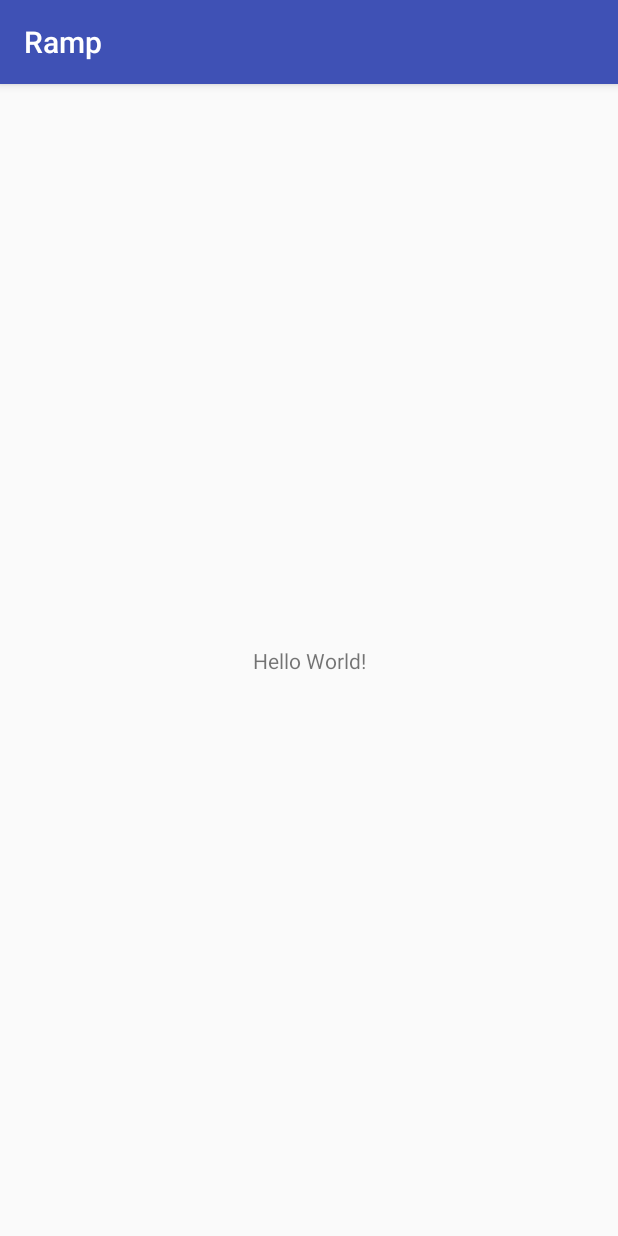
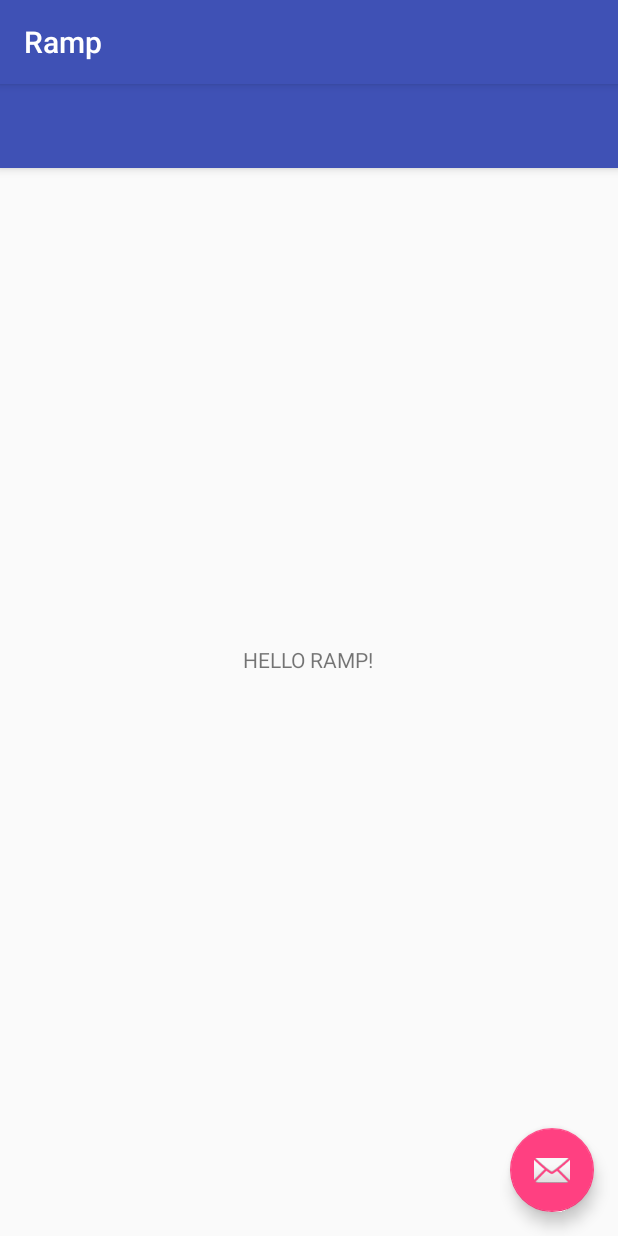
Before and after one commit to jchebert23/RAMP, an Android app: the screen it shows after launch (MainActivity), on a phone screen of 412 x 824 dp. Run offline under Robolectric (Android 15) with nearby library versions, the phone set to English and light mode, and no system bars.

Commit message:
created folder organization

```diff
--- a/app/build.gradle
+++ b/app/build.gradle
@@ -5,7 +5,7 @@ android {
     buildToolsVersion "26.0.1"
     defaultConfig {
         applicationId "com.example.gabrielsaruhashi.ramp"
-        minSdkVersion 15
+        minSdkVersion 19
         targetSdkVersion 26
         versionCode 1
         versionName "1.0"
@@ -26,5 +26,6 @@ dependencies {
     })
     compile 'com.android.support:appcompat-v7:26.+'
     compile 'com.android.support.constraint:constraint-layout:1.0.2'
+    compile 'com.android.support:design:26.+'
     testCompile 'junit:junit:4.12'
 }
--- a/app/src/main/AndroidManifest.xml
+++ b/app/src/main/AndroidManifest.xml
@@ -16,6 +16,10 @@
                 <category android:name="android.intent.category.LAUNCHER" />
             </intent-filter>
         </activity>
+        <activity
+            android:name=".helpers.BaseActivity"
+            android:label="@string/title_activity_base"
+            android:theme="@style/AppTheme.NoActionBar" />
     </application>
 
 </manifest>
--- a/app/src/main/java/com/example/gabrielsaruhashi/ramp/MainActivity.java
+++ b/app/src/main/java/com/example/gabrielsaruhashi/ramp/MainActivity.java
@@ -1,9 +1,10 @@
 package com.example.gabrielsaruhashi.ramp;
 
-import android.support.v7.app.AppCompatActivity;
 import android.os.Bundle;
 
-public class MainActivity extends AppCompatActivity {
+import com.example.gabrielsaruhashi.ramp.helpers.BaseActivity;
+
+public class MainActivity extends BaseActivity {
 
     @Override
     protected void onCreate(Bundle savedInstanceState) {
--- /dev/null
+++ b/app/src/main/java/com/example/gabrielsaruhashi/ramp/helpers/BaseActivity.java
@@ -0,0 +1,24 @@
+package com.example.gabrielsaruhashi.ramp.helpers;
+
+import android.os.Bundle;
+import android.support.v7.app.AppCompatActivity;
+import android.support.v7.widget.Toolbar;
+
+import com.example.gabrielsaruhashi.ramp.R;
+
+public class BaseActivity extends AppCompatActivity {
+
+    protected final void onCreate(Bundle savedInstanceState, int layoutId)
+    {
+        super.onCreate(savedInstanceState);
+        setContentView(R.layout.activity_main);
+
+        Toolbar myToolbar = (Toolbar) findViewById(R.id.toolbar);
+        setSupportActionBar(myToolbar);
+        //getSupportActionBar().setDisplayShowTitleEnabled(false);
+        //assert myToolbar != null;
+        //myToolbar.setLogo(R.mipmap.logo_big);
+
+    }
+
+}
--- a/app/src/main/res/layout/activity_main.xml
+++ b/app/src/main/res/layout/activity_main.xml
@@ -1,18 +1,42 @@
 <?xml version="1.0" encoding="utf-8"?>
-<android.support.constraint.ConstraintLayout xmlns:android="http://schemas.android.com/apk/res/android"
+<RelativeLayout xmlns:android="http://schemas.android.com/apk/res/android"
     xmlns:app="http://schemas.android.com/apk/res-auto"
     xmlns:tools="http://schemas.android.com/tools"
     android:layout_width="match_parent"
     android:layout_height="match_parent"
-    tools:context="com.example.gabrielsaruhashi.ramp.MainActivity">
+    tools:context="com.example.gabrielsaruhashi.ramp.helpers.BaseActivity">
+
+    <android.support.design.widget.AppBarLayout
+        android:layout_width="match_parent"
+        android:layout_height="wrap_content"
+        android:theme="@style/AppTheme.AppBarOverlay">
+
+        <android.support.v7.widget.Toolbar
+            android:id="@+id/toolbar"
+            android:layout_width="match_parent"
+            android:layout_height="?attr/actionBarSize"
+            android:background="?attr/colorPrimary"
+            app:popupTheme="@style/AppTheme.PopupOverlay" />
+
+    </android.support.design.widget.AppBarLayout>
 
     <TextView
         android:layout_width="wrap_content"
         android:layout_height="wrap_content"
-        android:text="Hello World!"
+        android:layout_centerInParent="true"
+        android:text="HELLO RAMP!"
         app:layout_constraintBottom_toBottomOf="parent"
         app:layout_constraintLeft_toLeftOf="parent"
         app:layout_constraintRight_toRightOf="parent"
         app:layout_constraintTop_toTopOf="parent" />
 
-</android.support.constraint.ConstraintLayout>
+    <android.support.design.widget.FloatingActionButton
+        android:id="@+id/fab"
+        android:layout_width="wrap_content"
+        android:layout_height="wrap_content"
+        android:layout_alignParentEnd="true"
+        android:layout_alignParentBottom="true"
+        android:layout_margin="@dimen/fab_margin"
+        app:srcCompat="@android:drawable/ic_dialog_email" />
+
+</RelativeLayout>
--- /dev/null
+++ b/app/src/main/res/values/dimens.xml
@@ -0,0 +1,3 @@
+<resources>
+    <dimen name="fab_margin">16dp</dimen>
+</resources>
--- a/app/src/main/res/values/strings.xml
+++ b/app/src/main/res/values/strings.xml
@@ -1,3 +1,4 @@
 <resources>
     <string name="app_name">Ramp</string>
+    <string name="title_activity_base">activity_base</string>
 </resources>
--- a/app/src/main/res/values/styles.xml
+++ b/app/src/main/res/values/styles.xml
@@ -8,4 +8,13 @@
         <item name="colorAccent">@color/colorAccent</item>
     </style>
 
+    <style name="AppTheme.NoActionBar">
+        <item name="windowActionBar">false</item>
+        <item name="windowNoTitle">true</item>
+    </style>
+
+    <style name="AppTheme.AppBarOverlay" parent="ThemeOverlay.AppCompat.Dark.ActionBar" />
+
+    <style name="AppTheme.PopupOverlay" parent="ThemeOverlay.AppCompat.Light" />
+
 </resources>
```
Also changed, not shown: 1 other file.
